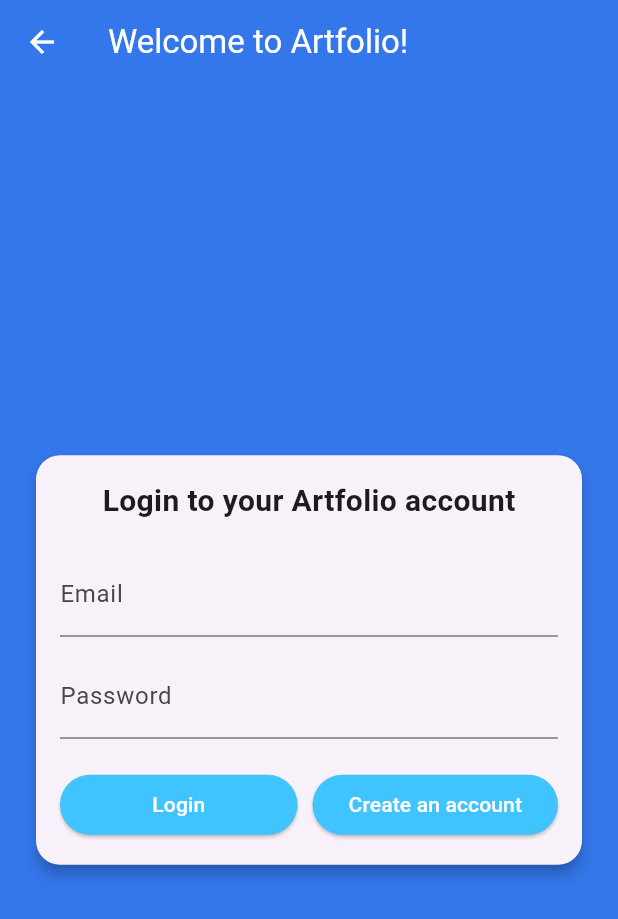
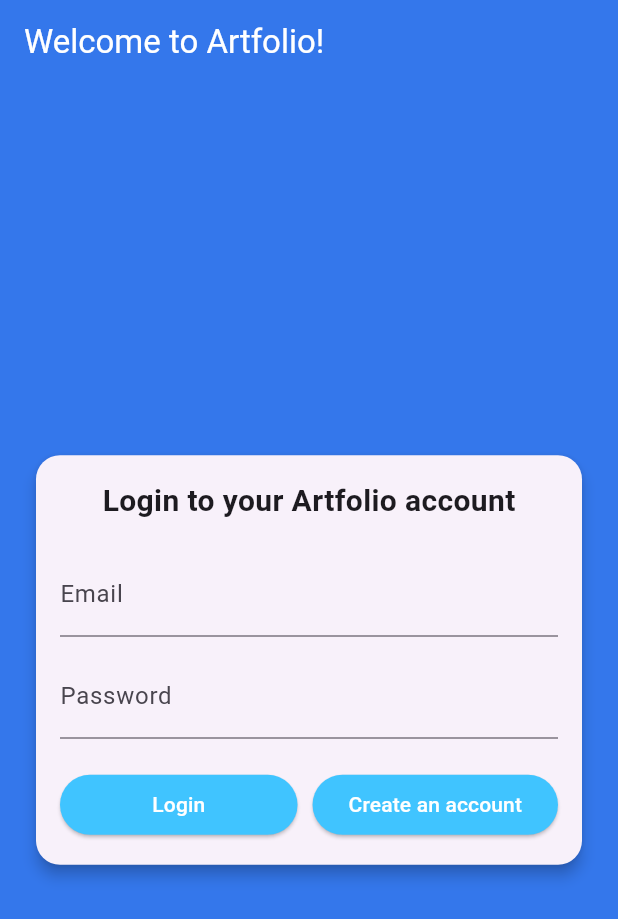
Before and after one commit to kanam23/ArtPortfolioShowcase, a Flutter app: the SettingsScreen screen opened directly, after a tap on "Logout", on a phone screen of 412 x 824 dp. Shown: the top 919 px of the screen. Run offline on Flutter 3.47's test engine with Material 3 defaults, Android fonts, the light colour scheme and no system bars; our stand-ins replace cloud_firestore, firebase_auth, firebase_core, firebase_storage; accounts and stored records are empty; generated files the repository leaves out were written again; network calls fail.

Commit message:
bug fixes for logging out

```diff
--- a/lib/home_screen.dart
+++ b/lib/home_screen.dart
@@ -7,7 +7,7 @@
 import 'package:firebase_auth/firebase_auth.dart';
 
 class HomeScreen extends StatefulWidget {
-  const HomeScreen({Key? key}) : super(key: key);
+  const HomeScreen({super.key});
 
   @override
   _HomeScreenState createState() => _HomeScreenState();
@@ -48,7 +48,7 @@
     final updatedProfilePicURL = await Navigator.push(
       context,
       MaterialPageRoute(
-        builder: (context) => UserProfileScreen(),
+        builder: (context) => const UserProfileScreen(),
       ),
     );
 
--- a/lib/settings_screen.dart
+++ b/lib/settings_screen.dart
@@ -63,9 +63,10 @@
 
   void _logout() async {
     await FirebaseAuth.instance.signOut();
-    Navigator.pushReplacement(
+    Navigator.pushAndRemoveUntil(
       context,
       MaterialPageRoute(builder: (context) => LoginScreen()),
+      (route) => false, // This line removes all previous routes
     );
   }
 
@@ -76,12 +77,14 @@
         title: const Text('Settings'),
         backgroundColor: Colors.amber,
       ),
-      body: Padding(
+      body: SingleChildScrollView(
+        // Wrap with SingleChildScrollView
+        child: Padding(
           padding: const EdgeInsets.all(16.0),
           child: Column(
             crossAxisAlignment: CrossAxisAlignment.start,
             children: [
-            Text(
+              const Text(
                 'Settings',
                 style: TextStyle(
                   fontSize: 24,
@@ -89,8 +92,8 @@
                   color: Colors.white,
                 ),
               ),
-            SizedBox(height: 16),
-            Text(
+              const SizedBox(height: 16),
+              const Text(
                 'Change Personal Information',
                 style: TextStyle(
                   color: Colors.white,
@@ -98,67 +101,68 @@
                   fontWeight: FontWeight.bold,
                 ),
               ),
-            SizedBox(height: 8),
+              const SizedBox(height: 8),
               Row(
                 children: [
                   Expanded(
                     child: TextField(
                       controller: _firstNameController,
-                    decoration: InputDecoration(
+                      decoration: const InputDecoration(
                         labelText: 'First Name',
                         border: OutlineInputBorder(),
                         labelStyle: TextStyle(color: Colors.white),
                       ),
-                    style: TextStyle(color: Colors.white),
+                      style: const TextStyle(color: Colors.white),
                     ),
                   ),
-                SizedBox(width: 16),
+                  const SizedBox(width: 16),
                   Expanded(
                     child: TextField(
                       controller: _lastNameController,
-                    decoration: InputDecoration(
+                      decoration: const InputDecoration(
                         labelText: 'Last Name',
                         border: OutlineInputBorder(),
                         labelStyle: TextStyle(color: Colors.white),
                       ),
-                    style: TextStyle(color: Colors.white),
+                      style: const TextStyle(color: Colors.white),
                     ),
                   ),
                 ],
               ),
-            SizedBox(height: 8),
+              const SizedBox(height: 8),
               TextField(
                 controller: _dobController,
-              decoration: InputDecoration(
+                decoration: const InputDecoration(
                   labelText: 'Date of Birth',
                   border: OutlineInputBorder(),
                   labelStyle: TextStyle(color: Colors.white),
                 ),
-              style: TextStyle(color: Colors.white),
+                style: const TextStyle(color: Colors.white),
               ),
-            SizedBox(height: 8),
+              const SizedBox(height: 8),
               TextField(
                 controller: _usernameController,
-              decoration: InputDecoration(
+                decoration: const InputDecoration(
                   labelText: 'Username',
                   border: OutlineInputBorder(),
                   labelStyle: TextStyle(color: Colors.white),
                 ),
-              style: TextStyle(color: Colors.white),
+                style: const TextStyle(color: Colors.white),
               ),
-            SizedBox(height: 8),
+              const SizedBox(height: 8),
               ElevatedButton(
                 onPressed: _updatePersonalInfo,
+                style: ElevatedButton.styleFrom(
+                  backgroundColor: Colors.blue,
+                  padding:
+                      const EdgeInsets.symmetric(vertical: 12, horizontal: 24),
+                ),
                 child: const Text(
                   'Update ',
                   style: TextStyle(color: Colors.white),
                 ),
-              style: ElevatedButton.styleFrom(
-                backgroundColor: Colors.blue,
-                padding: EdgeInsets.symmetric(vertical: 12, horizontal: 24),
               ),
-            ),
-            SizedBox(height: 16),
+              const SizedBox(height: 16),
               ListTile(
                 leading: const Icon(Icons.logout),
                 title: const Text(
@@ -170,6 +174,7 @@
             ],
           ),
         ),
+      ),
       backgroundColor: Colors.grey[900],
     );
   }
--- a/lib/userprofile_screen.dart
+++ b/lib/userprofile_screen.dart
@@ -64,15 +64,15 @@
     String? newProfilePicURL = await showDialog<String>(
       context: context,
       builder: (context) => AlertDialog(
-        title: Text('Change Profile Picture'),
+        title: const Text('Change Profile Picture'),
         content: TextField(
-          decoration: InputDecoration(hintText: 'Enter Image URL'),
+          decoration: const InputDecoration(hintText: 'Enter Image URL'),
           onChanged: (value) => setState(() => _profilePicURL = value),
         ),
         actions: [
           TextButton(
             onPressed: () => Navigator.pop(context),
-            child: Text('Cancel'),
+            child: const Text('Cancel'),
           ),
           TextButton(
             onPressed: () async {
@@ -88,7 +88,7 @@
                 // If no URL provided, show an error or handle it accordingly
               }
             },
-            child: Text('Save'),
+            child: const Text('Save'),
           ),
         ],
       ),
@@ -110,12 +110,12 @@
         backgroundColor: Colors.amber,
         actions: [
           IconButton(
-            icon: Icon(Icons.settings),
+            icon: const Icon(Icons.settings),
             onPressed: () {
               // Navigate to the settings screen
               Navigator.push(
                 context,
-                MaterialPageRoute(builder: (context) => SettingsScreen()),
+                MaterialPageRoute(builder: (context) => const SettingsScreen()),
               );
             },
           ),
```
Lines whose indentation alone changed are shown as unchanged.
